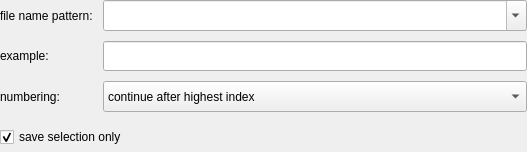
The window that plugins/saveblocks/SaveBlocksWidgetBase.ui (KDE/kwave) describes before a commit, drawn with Qt 5.
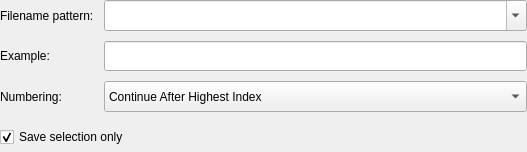
The same window after the commit.

```diff
--- a/plugins/saveblocks/SaveBlocksWidgetBase.ui
+++ b/plugins/saveblocks/SaveBlocksWidgetBase.ui
@@ -35,7 +35,7 @@
       <string>If checked, &lt;b&gt;save only the blocks that overlap with the current selection&lt;/b&gt;, otherwise the whole file. &lt;br&gt;&lt;i&gt;Please note that this option is disabled if nothing is selected or the selection already covers the whole file.&lt;/i&gt;</string>
      </property>
      <property name="text">
-      <string>save selection only</string>
+      <string>Save selection only</string>
      </property>
      <property name="checked">
       <bool>true</bool>
@@ -45,7 +45,7 @@
    <item row="2" column="0">
     <widget class="QLabel" name="lblNumbering">
      <property name="text">
-      <string>numbering:</string>
+      <string>Numbering:</string>
      </property>
      <property name="wordWrap">
       <bool>false</bool>
@@ -74,7 +74,7 @@
      </property>
      <item>
       <property name="text">
-       <string>continue after highest index</string>
+       <string>Continue After Highest Index</string>
       </property>
      </item>
      <item>
@@ -112,7 +112,7 @@
       </sizepolicy>
      </property>
      <property name="text">
-      <string>example:</string>
+      <string>Example:</string>
      </property>
      <property name="wordWrap">
       <bool>false</bool>
@@ -147,7 +147,7 @@
    <item row="0" column="0">
     <widget class="QLabel" name="lblPattern">
      <property name="text">
-      <string>file name pattern:</string>
+      <string>Filename pattern:</string>
      </property>
      <property name="wordWrap">
       <bool>false</bool>
```
Left out of the diff: 12 changed lines with no effect on the pictures.
